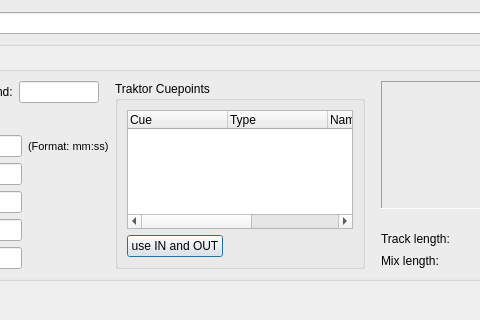
The window that src/playlist/playlistedit.ui (pfedick/winmusik) describes before a commit, drawn with Qt 5; both pictures show x 184 to 664 and y 253 to 573 of the 802 by 573 pixel window.
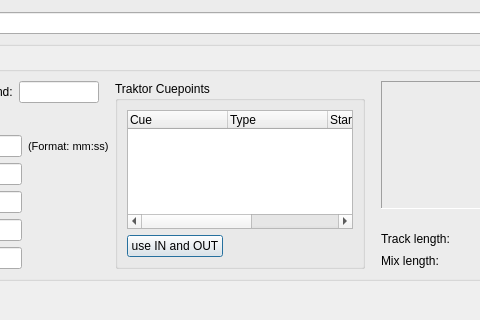
The same window after the commit. Icons and pictures are not drawn.

Commit message: Traktor Hotcue-Nummern werden korrekt angezeigt, Traktor Cue-Names werden angezeigt

```diff
--- a/src/playlist/playlistedit.ui
+++ b/src/playlist/playlistedit.ui
@@ -608,12 +608,12 @@
            </column>
            <column>
             <property name="text">
-             <string>Name</string>
+             <string>Start</string>
             </property>
            </column>
            <column>
             <property name="text">
-             <string>Start</string>
+             <string>Name</string>
             </property>
            </column>
           </widget>
```
The commit also changes 2 other files.
